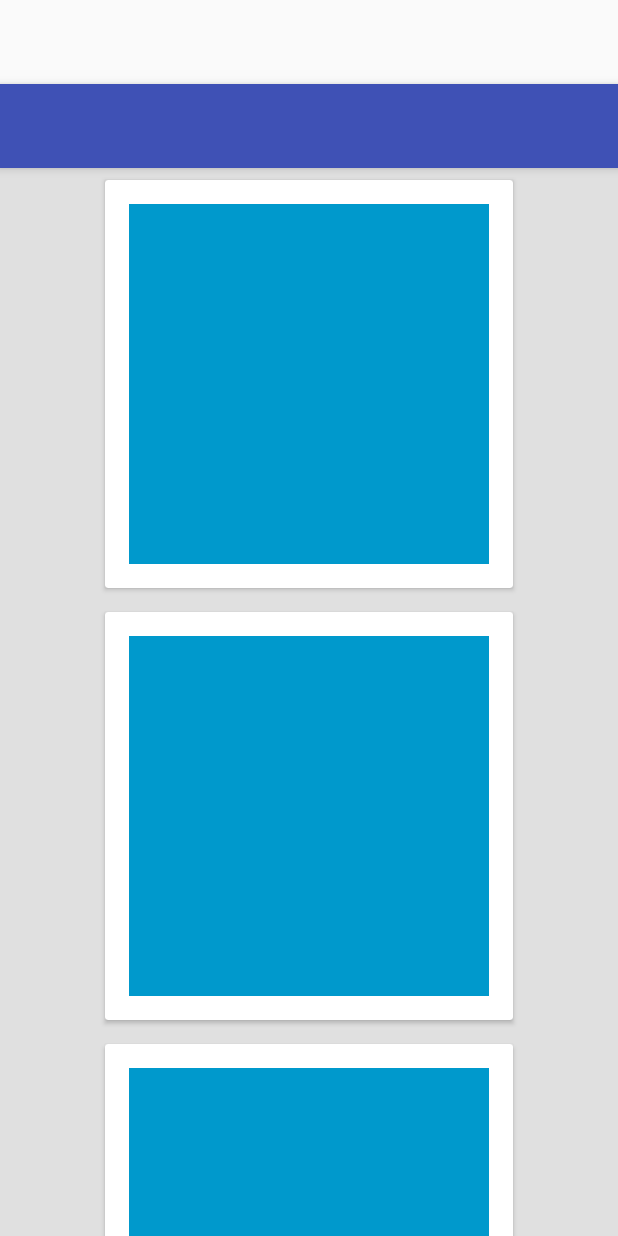
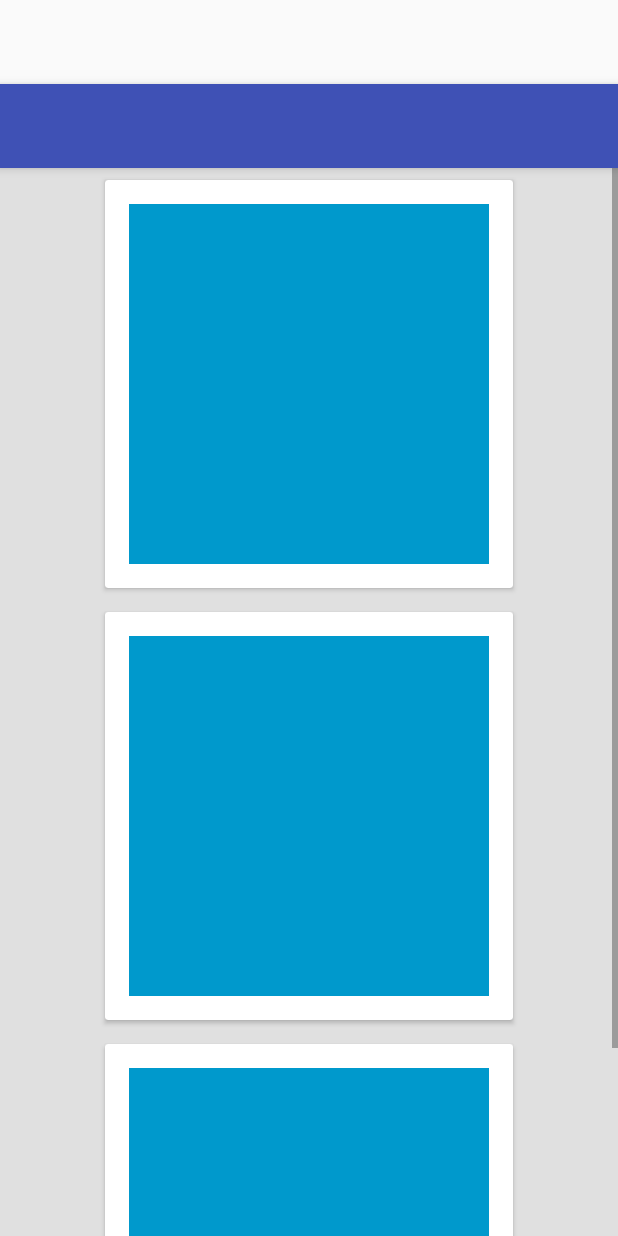
Before and after one commit to axemorgan/Kitten-Explodr, an Android app: the layout activity_main.xml on its own in the app's theme, with its tools: preview values and no code run, on a phone screen of 412 x 824 dp. Run offline under Robolectric (Android 15) with nearby library versions, the phone set to English and light mode, and no system bars.

```diff
--- a/app/src/main/res/layout/activity_main.xml
+++ b/app/src/main/res/layout/activity_main.xml
@@ -27,6 +27,7 @@
         android:layout_height="wrap_content"
         android:layout_marginTop="?attr/actionBarSize"
         android:gravity="center_horizontal"
+        android:scrollbars="vertical"
         android:background="@color/layout_background"
         tools:listitem="@layout/recycler_view_cell_cat" />
 
```
